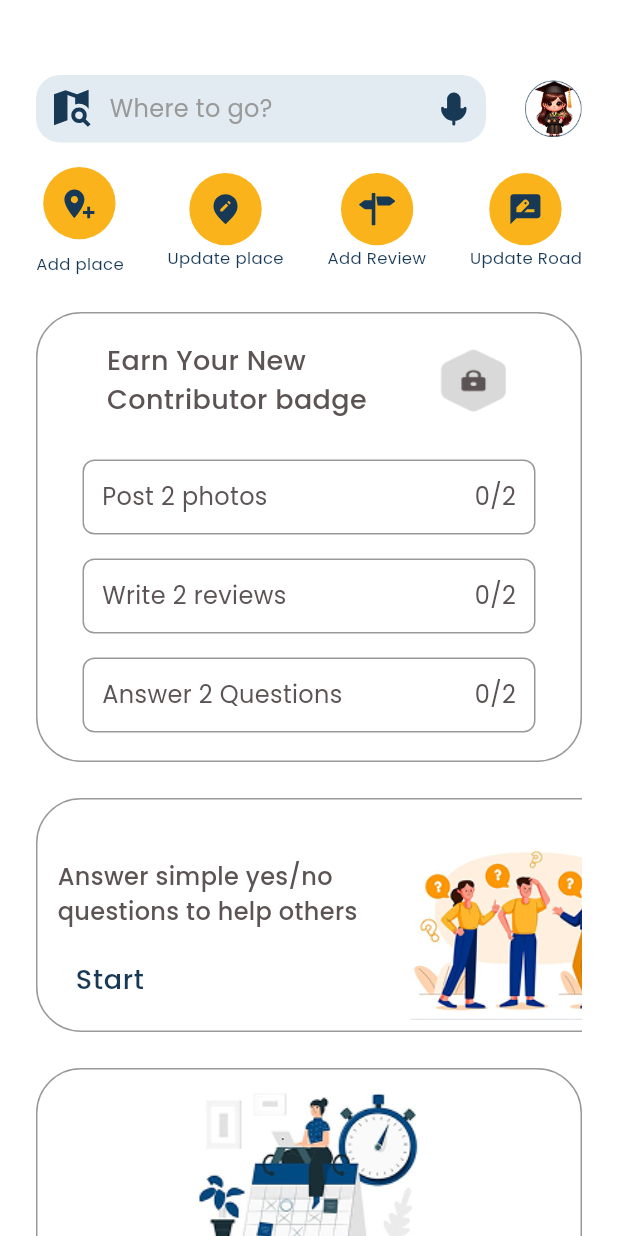
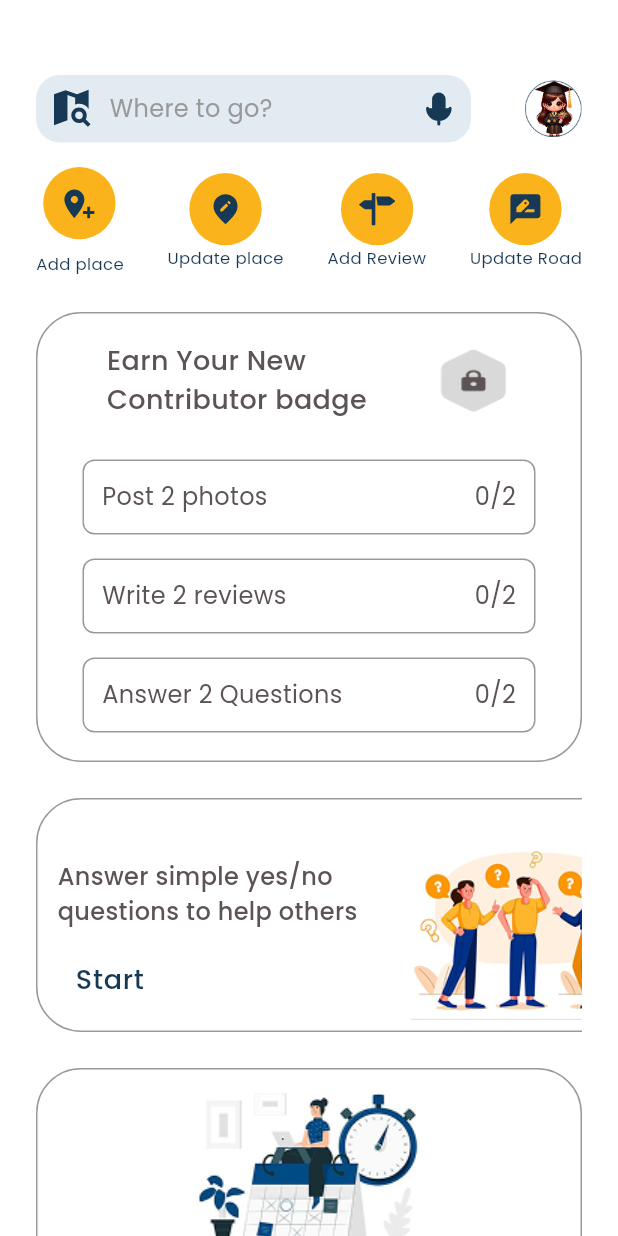
Before and after one commit to AlaaSharshera/Pathly, a Flutter app: the ContributeView screen opened directly, on a phone screen of 412 x 824 dp. Run offline on Flutter 3.47's test engine with Material 3 defaults, Android fonts, the phone set to English and light mode, and no system bars; our stand-ins replace curved_labeled_navigation_bar, device_preview, dio, dropdown_button2, firebase_core, flutter_bloc and 10 more; missing offline and left inert: flutter_paypal_payment, flutter_stripe; accounts and stored records are empty; statements that could not run were skipped; project files that could hold a hidden picture were left out.

Commit message:
some edits

```diff
--- a/lib/views/bottom_nav_views/settings_view.dart
+++ b/lib/views/bottom_nav_views/settings_view.dart
@@ -1,7 +1,9 @@
 import 'package:flutter/material.dart';
 import 'package:flutter_svg/svg.dart';
+import 'package:get/get.dart';
 import 'package:google_fonts/google_fonts.dart';
 import 'package:pathly/utils/textstyles.dart';
+import 'package:pathly/views/payment_views/trips_details_view.dart';
 import 'package:pathly/widgets/bottom_nav_views_widgets/custom_settings_textbutton.dart';
 import 'package:pathly/widgets/general_widgets/custom_switch_icon.dart';
 
@@ -30,7 +32,9 @@ class SettingsView extends StatelessWidget {
                   text: "Offline map settings",
                 ),
                 CustomSettingsTextButton(
-                  onPressed: () {},
+                  onPressed: () {
+                    Get.to(() => TripsDetailsView());
+                  },
                   text: "Manage subscription",
                 ),
                 Row(
--- a/lib/widgets/bottom_nav_views_widgets/custom_contribute_search_textfield.dart
+++ b/lib/widgets/bottom_nav_views_widgets/custom_contribute_search_textfield.dart
@@ -17,7 +17,7 @@ class CustomContributeSearchTextField extends StatelessWidget {
     return GestureDetector(
       onTap: onTap,
       child: Container(
-        width: 300,
+        width: 290,
         height: 45,
         padding: EdgeInsets.symmetric(vertical: 8),
         decoration: BoxDecoration(
```
